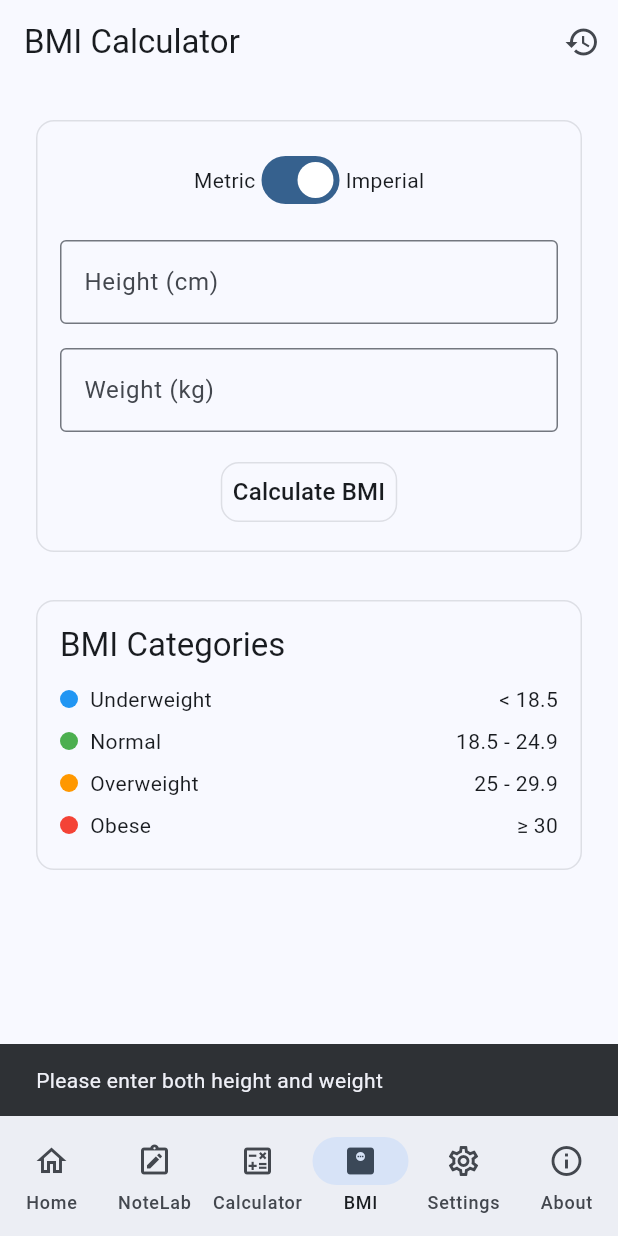
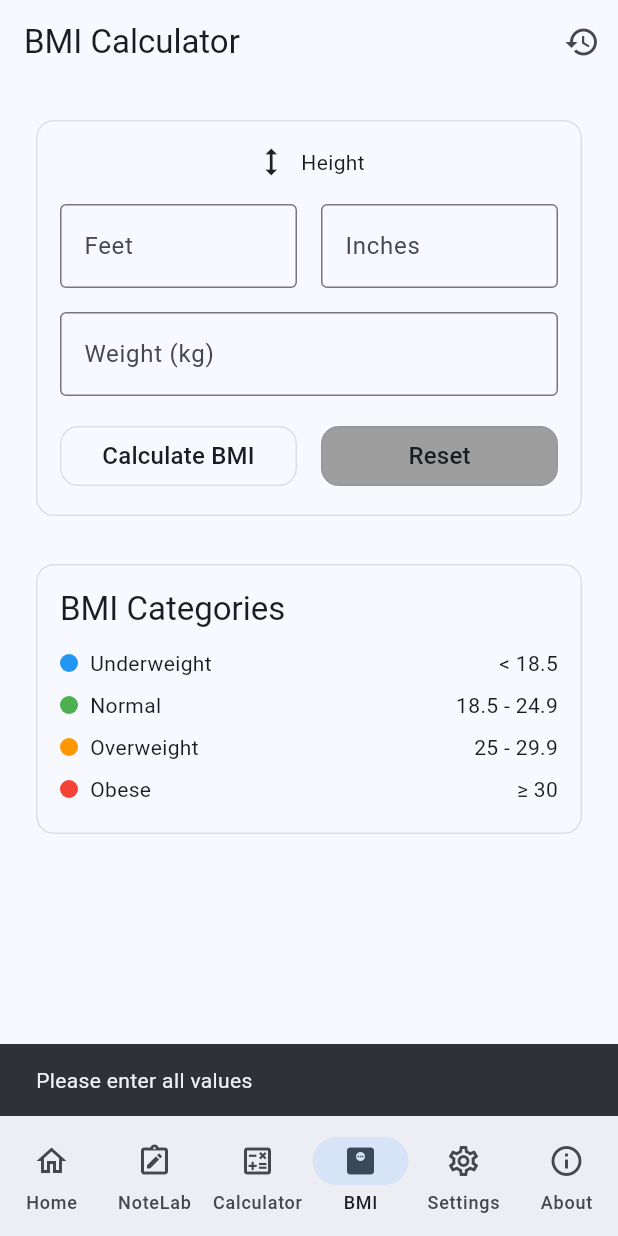
Before and after one commit to Khairultechbd/SuperAppp-currency-convert-calender-notelab-bmi-calculator-calculator-, a Flutter app: the screen it shows after launch, item 4 of the bottom bar chosen, after a tap on "Calculate BMI", on a phone screen of 412 x 824 dp. Run offline on Flutter 3.47's test engine with Material 3 defaults, Android fonts, the phone set to English and light mode, and no system bars; our stand-ins replace flutter_riverpod, hive, math_expressions, shared_preferences, table_calendar; accounts and stored records are empty; Roboto replaces fonts that are missing (Sans).

Commit message:
bmi with feet ,calendar,calculator,bmi,notelab,currency converter working with homescreen

```diff
--- a/lib/features/bmi/domain/models/bmi_record.dart
+++ b/lib/features/bmi/domain/models/bmi_record.dart
@@ -1,24 +1,24 @@
 class BMIRecord {
   final double bmi;
-  final double height;
+  final double feet;
+  final double inches;
   final double weight;
-  final bool isMetric;
   final DateTime timestamp;
 
   BMIRecord({
     required this.bmi,
-    required this.height,
+    required this.feet,
+    required this.inches,
     required this.weight,
-    required this.isMetric,
     required this.timestamp,
   });
 
   Map<String, dynamic> toJson() {
     return {
       'bmi': bmi,
-      'height': height,
+      'feet': feet,
+      'inches': inches,
       'weight': weight,
-      'isMetric': isMetric,
       'timestamp': timestamp.toIso8601String(),
     };
   }
@@ -26,9 +26,9 @@ class BMIRecord {
   factory BMIRecord.fromJson(Map<String, dynamic> json) {
     return BMIRecord(
       bmi: json['bmi'] as double,
-      height: json['height'] as double,
+      feet: json['feet'] as double,
+      inches: json['inches'] as double,
       weight: json['weight'] as double,
-      isMetric: json['isMetric'] as bool,
       timestamp: DateTime.parse(json['timestamp'] as String),
     );
   }
--- a/lib/features/bmi/presentation/providers/bmi_provider.dart
+++ b/lib/features/bmi/presentation/providers/bmi_provider.dart
@@ -13,16 +13,17 @@ class BMIProvider extends StateNotifier<BMIState> {
   BMIProvider(this._repository) : super(const BMIState());
 
   Future<void> calculateBMI({
-    required double height,
+    required double feet,
+    required double inches,
     required double weight,
-    required bool isMetric,
   }) async {
-    // Convert to metric if imperial
-    final heightInMeters = isMetric ? height / 100 : height * 0.0254;
-    final weightInKg = isMetric ? weight : weight * 0.453592;
+    // Convert height to total inches
+    final totalInches = feet * 12 + inches;
+    // Convert height to meters
+    final heightInMeters = totalInches * 0.0254;
 
     // Calculate BMI
-    final bmi = weightInKg / (heightInMeters * heightInMeters);
+    final bmi = weight / (heightInMeters * heightInMeters);
 
     // Determine category
     String category;
@@ -44,9 +45,9 @@ class BMIProvider extends StateNotifier<BMIState> {
     // Save to history
     final record = BMIRecord(
       bmi: bmi,
-      height: height,
+      feet: feet,
+      inches: inches,
       weight: weight,
-      isMetric: isMetric,
       timestamp: DateTime.now(),
     );
     await _repository.saveBMIRecord(record);
@@ -55,6 +56,7 @@ class BMIProvider extends StateNotifier<BMIState> {
       bmi: bmi,
       category: category,
       categoryColor: categoryColor,
+      history: state.history,
     );
   }
 
@@ -66,6 +68,19 @@ class BMIProvider extends StateNotifier<BMIState> {
   Future<void> deleteRecord(BMIRecord record) async {
     await _repository.deleteBMIRecord(record);
     await loadHistory();
+  }
+
+  Future<void> undoDelete(BMIRecord record) async {
+    await _repository.saveBMIRecord(record);
+    await loadHistory();
+  }
+
+  void resetCurrentBMI() {
+    state = state.copyWith(
+      bmi: null,
+      category: '',
+      categoryColor: Colors.black,
+    );
   }
 }
 
--- a/lib/features/bmi/presentation/screens/bmi_screen.dart
+++ b/lib/features/bmi/presentation/screens/bmi_screen.dart
@@ -14,33 +14,53 @@ class BMIScreen extends ConsumerStatefulWidget {
 }
 
 class _BMIScreenState extends ConsumerState<BMIScreen> {
-  final _heightController = TextEditingController();
+  final _feetController = TextEditingController();
+  final _inchesController = TextEditingController();
   final _weightController = TextEditingController();
-  bool _isMetric = true;
 
   @override
   void dispose() {
-    _heightController.dispose();
+    _feetController.dispose();
+    _inchesController.dispose();
     _weightController.dispose();
     super.dispose();
   }
 
   void _calculateBMI() {
-    if (_heightController.text.isEmpty || _weightController.text.isEmpty) {
-      ScaffoldMessenger.of(context).showSnackBar(
-        const SnackBar(content: Text('Please enter both height and weight')),
-      );
+    if (_feetController.text.isEmpty ||
+        _inchesController.text.isEmpty ||
+        _weightController.text.isEmpty) {
+      _showError('Please enter all values');
       return;
     }
 
-    final height = double.parse(_heightController.text);
-    final weight = double.parse(_weightController.text);
+    final feet = double.tryParse(_feetController.text) ?? 0;
+    final inches = double.tryParse(_inchesController.text) ?? 0;
+    final weight = double.tryParse(_weightController.text) ?? 0;
+
+    if (feet <= 0 || inches < 0 || weight <= 0) {
+      _showError('Please enter valid values');
+      return;
+    }
 
     ref.read(bmiProvider.notifier).calculateBMI(
-      height: height,
+      feet: feet,
+      inches: inches,
       weight: weight,
-      isMetric: _isMetric,
     );
+  }
+
+  void _showError(String message) {
+    ScaffoldMessenger.of(context).showSnackBar(
+      SnackBar(content: Text(message)),
+    );
+  }
+
+  void _resetInputs() {
+    _feetController.clear();
+    _inchesController.clear();
+    _weightController.clear();
+    ref.read(bmiProvider.notifier).resetCurrentBMI();
   }
 
   @override
@@ -53,12 +73,10 @@ class _BMIScreenState extends ConsumerState<BMIScreen> {
         actions: [
           IconButton(
             icon: const Icon(Icons.history),
-            onPressed: () {
-              Navigator.push(
+            onPressed: () => Navigator.push(
               context,
               MaterialPageRoute(builder: (context) => const BMIHistoryScreen()),
-              );
-            },
+            ),
           ),
         ],
       ),
@@ -73,42 +91,64 @@ class _BMIScreenState extends ConsumerState<BMIScreen> {
                   Row(
                     mainAxisAlignment: MainAxisAlignment.center,
                     children: [
-                      const Text('Metric'),
-                      Switch(
-                        value: _isMetric,
-                        onChanged: (value) {
-                          setState(() {
-                            _isMetric = value;
-                            _heightController.clear();
-                            _weightController.clear();
-                          });
-                        },
-                      ),
-                      const Text('Imperial'),
+                      const Icon(Icons.height),
+                      const SizedBox(width: 8),
+                      const Text('Height'),
                     ],
                   ),
                   const SizedBox(height: AppConstants.defaultPadding),
-                  TextField(
-                    controller: _heightController,
+                  Row(
+                    children: [
+                      Expanded(
+                        child: TextField(
+                          controller: _feetController,
                           keyboardType: TextInputType.number,
-                    decoration: InputDecoration(
-                      labelText: _isMetric ? 'Height (cm)' : 'Height (inches)',
-                      border: const OutlineInputBorder(),
+                          decoration: const InputDecoration(
+                            labelText: 'Feet',
+                            border: OutlineInputBorder(),
                           ),
+                        ),
+                      ),
+                      const SizedBox(width: 16),
+                      Expanded(
+                        child: TextField(
+                          controller: _inchesController,
+                          keyboardType: TextInputType.number,
+                          decoration: const InputDecoration(
+                            labelText: 'Inches',
+                            border: OutlineInputBorder(),
+                          ),
+                        ),
+                      ),
+                    ],
                   ),
                   const SizedBox(height: AppConstants.defaultPadding),
                   TextField(
                     controller: _weightController,
                     keyboardType: TextInputType.number,
-                    decoration: InputDecoration(
-                      labelText: _isMetric ? 'Weight (kg)' : 'Weight (lbs)',
-                      border: const OutlineInputBorder(),
+                    decoration: const InputDecoration(
+                      labelText: 'Weight (kg)',
+                      border: OutlineInputBorder(),
                     ),
                   ),
                   const SizedBox(height: AppConstants.defaultPadding),
-                  CustomButton(
+                  Row(
+                    children: [
+                      Expanded(
+                        child: CustomButton(
                           text: 'Calculate BMI',
                           onPressed: _calculateBMI,
+                        ),
+                      ),
+                      const SizedBox(width: 16),
+                      Expanded(
+                        child: CustomButton(
+                          text: 'Reset',
+                          onPressed: _resetInputs,
+                          backgroundColor: Colors.grey,
+                        ),
+                      ),
+                    ],
                   ),
                 ],
               ),
@@ -132,6 +172,7 @@ class _BMIScreenState extends ConsumerState<BMIScreen> {
                       bmiState.category,
                       style: Theme.of(context).textTheme.titleMedium?.copyWith(
                         color: bmiState.categoryColor,
+                        fontWeight: FontWeight.bold,
                       ),
                     ),
                   ],
```
Also changed, not shown: lib/features/bmi/presentation/screens/bmi_history_screen.dart (+74 -11 lines), lib/features/bmi/data/repositories/bmi_repository.dart (line endings or trailing spaces). Lines whose indentation alone changed are shown as unchanged.
